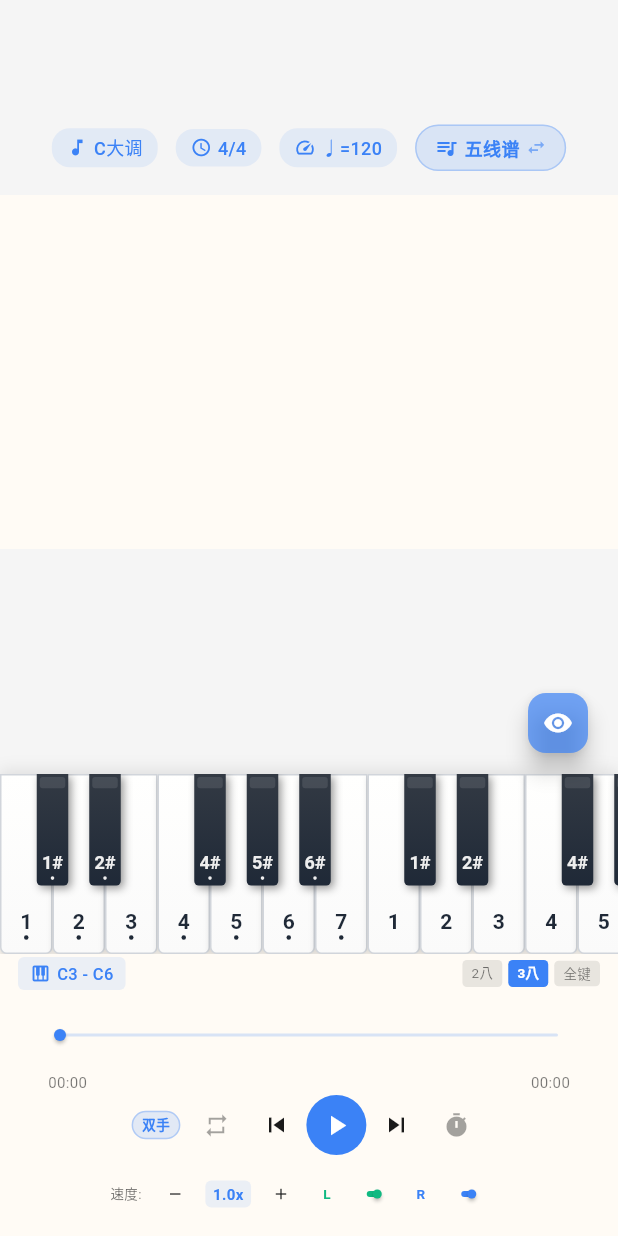
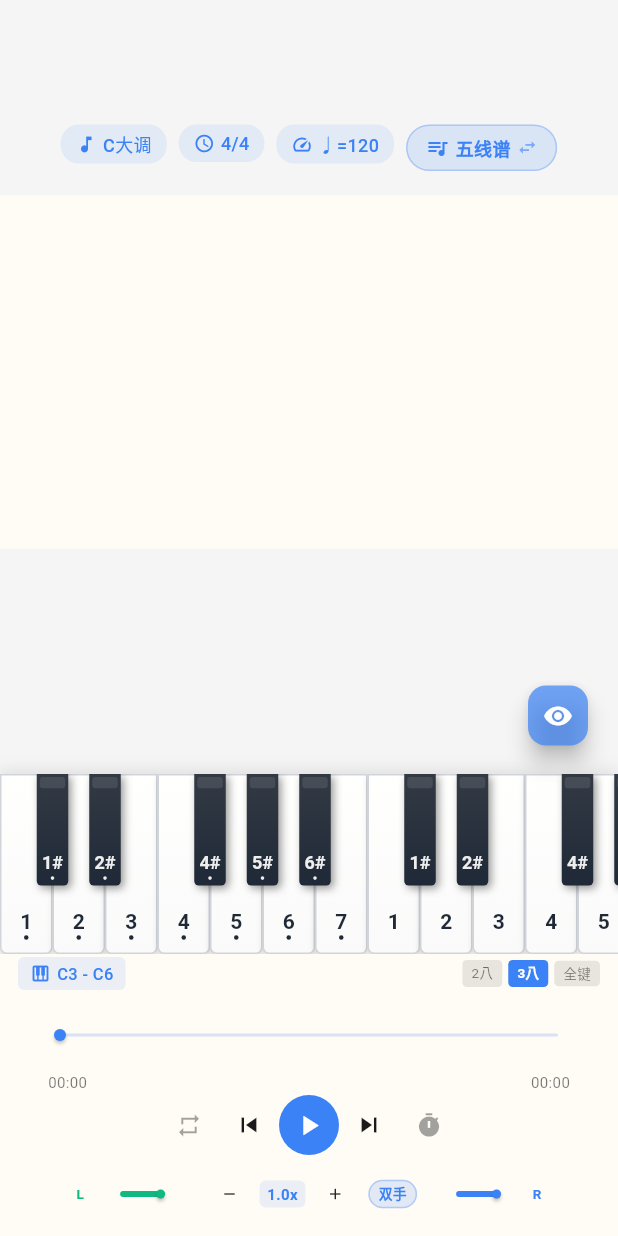
Before and after one commit to ayxworxfr/musiclab, a Flutter app: the SheetMusicView widget shown alone on an empty page, opened directly with empty values, on a phone screen of 412 x 824 dp. Run offline on Flutter 3.47's test engine with Material 3 defaults, Android fonts, the phone set to English and light mode, and no system bars; our stand-ins replace audioplayers, cached_network_image, dio, file_picker, flutter_dotenv, flutter_markdown and 9 more; missing offline and left inert: dart:html; accounts and stored records are empty.

Commit message:
feat: 播放栏优化

```diff
--- a/lib/features/tools/sheet_music/widgets/sheet_music_view.dart
+++ b/lib/features/tools/sheet_music/widgets/sheet_music_view.dart
@@ -175,13 +175,13 @@ class _SheetMusicViewState extends State<SheetMusicView> {
   /// 计算播放控制区高度
   double _getControlsHeight(bool isLandscape) {
     if (isLandscape) {
-      // 横屏：单行紧凑布局
-      // 进度条(~10) + 时间显示(~12) + 控制按钮(32) + padding(4) = ~58，给足余量
-      return 80.0;
+      // 横屏：两行布局（进度条 + 时间 + 播放按钮行 + 音量控制行）
+      // 进度条(~10) + 时间(~12) + 第一行按钮(30) + 第二行控制(28) + padding(6) = ~86
+      return 90.0;
     } else {
-      // 竖屏：两行布局
-      // 进度条(~10) + 时间(~12) + 控制按钮(~30) + 速度音量(~30) + spacing(4) + padding(8) = ~94，给足余量
-      return 140.0;
+      // 竖屏：两行布局（进度条 + 时间 + 播放按钮行 + 音量控制行）
+      // 进度条(~10) + 时间(~12) + 第一行按钮(~32) + 第二行控制(~32) + spacing(4) + padding(8) = ~98
+      return 145.0;
     }
   }
 
@@ -324,13 +324,27 @@ class _SheetMusicViewState extends State<SheetMusicView> {
         MediaQuery.of(context).orientation == Orientation.landscape;
 
     if (isLandscape) {
-      // 横屏简化版：只显示模式切换按钮
+      // 横屏优化版：紧凑显示重要信息
       return Container(
-        key: _headerKey, // 添加 key
-        padding: const EdgeInsets.symmetric(horizontal: 16, vertical: 8),
+        key: _headerKey,
+        padding: const EdgeInsets.symmetric(horizontal: 12, vertical: 6),
         child: Row(
-          mainAxisAlignment: MainAxisAlignment.end,
-          children: [_buildModeToggle()],
+          mainAxisAlignment: MainAxisAlignment.spaceBetween,
+          children: [
+            // 左侧：调号、拍号、速度
+            Row(
+              mainAxisSize: MainAxisSize.min,
+              children: [
+                _buildKeyChip(),
+                const SizedBox(width: 6),
+                _buildTimeSignatureChip(),
+                const SizedBox(width: 6),
+                _buildTempoChip(),
+              ],
+            ),
+            // 右侧：模式切换
+            _buildModeToggle(),
+          ],
         ),
       );
     }
@@ -363,15 +377,14 @@ class _SheetMusicViewState extends State<SheetMusicView> {
             ),
           Padding(
             padding: const EdgeInsets.only(top: 8),
-            child: Row(
-              mainAxisAlignment: MainAxisAlignment.center,
+            child: Wrap(
+              alignment: WrapAlignment.center,
+              spacing: 8,
+              runSpacing: 6,
               children: [
                 _buildKeyChip(),
-                const SizedBox(width: 12),
                 _buildTimeSignatureChip(),
-                const SizedBox(width: 12),
                 _buildTempoChip(),
-                const SizedBox(width: 12),
                 // 五线谱/简谱切换按钮
                 _buildModeToggle(),
               ],
@@ -1265,6 +1278,12 @@ class _SheetMusicViewState extends State<SheetMusicView> {
   void _scrollToHighlightedKey(int midi, double totalWidth) {
     if (!_pianoScrollController.hasClients) return;
 
+    // 检查 position 是否已经初始化完成
+    final position = _pianoScrollController.position;
+    if (!position.hasContentDimensions || !position.hasViewportDimension) {
+      return;
+    }
+
     // 计算这个 MIDI 键在钢琴上的相对位置
     var whiteKeysBefore = 0;
     var totalWhiteKeys = 0;
@@ -1279,10 +1298,10 @@ class _SheetMusicViewState extends State<SheetMusicView> {
 
     // 计算目标滚动位置（让高亮键显示在中间）
     final keyPosition = (whiteKeysBefore / totalWhiteKeys) * totalWidth;
-    final viewportWidth = _pianoScrollController.position.viewportDimension;
+    final viewportWidth = position.viewportDimension;
     final targetScroll = (keyPosition - viewportWidth / 2).clamp(
       0.0,
-      _pianoScrollController.position.maxScrollExtent,
+      position.maxScrollExtent,
     );
 
     // 平滑滚动
@@ -1471,7 +1490,7 @@ class _SheetMusicViewState extends State<SheetMusicView> {
     // 如果无法获取实际高度，返回估算值
     final isLandscape =
         MediaQuery.of(context).orientation == Orientation.landscape;
-    return isLandscape ? 50.0 : 120.0;
+    return isLandscape ? 40.0 : 120.0; // 横屏增加到40，适应新的内容
   }
 
   Widget _buildPlaybackControls() {
@@ -1496,7 +1515,7 @@ class _SheetMusicViewState extends State<SheetMusicView> {
           final totalDuration = controller.getTotalDuration();
 
           if (isLandscape) {
-            // 横屏：超紧凑单行布局
+            // 横屏：优化对称布局
             return Column(
               mainAxisSize: MainAxisSize.min,
               children: [
@@ -1551,20 +1570,13 @@ class _SheetMusicViewState extends State<SheetMusicView> {
                   ),
                 ),
 
-                // 单行控制（居中对齐）
+                // 第一行：播放控制按钮（居中）
                 SizedBox(
-                  height: 32,
+                  height: 30,
                   child: Row(
                     mainAxisAlignment: MainAxisAlignment.center,
                     crossAxisAlignment: CrossAxisAlignment.center,
                     children: [
-                      // 播放模式
-                      _buildCompactChip(
-                        controller.playMode.value.label,
-                        _getPlayModeColor(controller.playMode.value),
-                        () => controller.togglePlayMode(),
-                      ),
-                      const SizedBox(width: 4),
                       // 循环
                       _buildIconButton(
                         Icons.repeat,
@@ -1575,6 +1587,7 @@ class _SheetMusicViewState extends State<SheetMusicView> {
                         },
                         size: 18,
                       ),
+                      const SizedBox(width: 2),
                       // 上一曲
                       _buildIconButton(
                         Icons.skip_previous,
@@ -1587,6 +1600,7 @@ class _SheetMusicViewState extends State<SheetMusicView> {
                         ),
                         size: 18,
                       ),
+                      const SizedBox(width: 4),
                       // 播放按钮
                       Container(
                         width: 32,
@@ -1621,6 +1635,7 @@ class _SheetMusicViewState extends State<SheetMusicView> {
                           ),
                         ),
                       ),
+                      const SizedBox(width: 4),
                       // 下一曲
                       _buildIconButton(
                         Icons.skip_next,
@@ -1633,6 +1648,7 @@ class _SheetMusicViewState extends State<SheetMusicView> {
                         ),
                         size: 18,
                       ),
+                      const SizedBox(width: 2),
                       // 节拍器
                       _buildIconButton(
                         Icons.timer,
@@ -1643,8 +1659,52 @@ class _SheetMusicViewState extends State<SheetMusicView> {
                         },
                         size: 18,
                       ),
-                      const SizedBox(width: 8),
-                      // 速度控制（紧凑）
+                    ],
+                  ),
+                ),
+
+                // 第二行：对称布局（左音量 - 中间控制 - 右音量）
+                SizedBox(
+                  height: 28,
+                  child: Row(
+                    mainAxisAlignment: MainAxisAlignment.center,
+                    crossAxisAlignment: CrossAxisAlignment.center,
+                    children: [
+                      // 左手音量（L在左边）
+                      Text(
+                        'L',
+                        style: TextStyle(
+                          fontSize: 9,
+                          fontWeight: FontWeight.bold,
+                          color: widget.config.theme.leftHandColor,
+                        ),
+                      ),
+                      SizedBox(
+                        width: 85, // 增加宽度
+                        child: SliderTheme(
+                          data: SliderTheme.of(context).copyWith(
+                            activeTrackColor:
+                                widget.config.theme.leftHandColor,
+                            inactiveTrackColor: widget.config.theme
+                                .leftHandColor
+                                .withValues(alpha: 0.2),
+                            thumbColor: widget.config.theme.leftHandColor,
+                            trackHeight: 2,
+                            thumbShape: const RoundSliderThumbShape(
+                              enabledThumbRadius: 3,
+                            ),
+                          ),
+                          child: Slider(
+                            value: controller.leftHandVolume.value.toDouble(),
+                            min: 0,
+                            max: 100,
+                            onChanged: (v) =>
+                                controller.setLeftHandVolume(v.round()),
+                          ),
+                        ),
+                      ),
+                      const SizedBox(width: 4),
+                      // 中间：速度控制（移到前面）
                       IconButton(
                         onPressed: () => controller.prevSpeed(),
                         icon: const Icon(Icons.remove, size: 14),
@@ -1687,51 +1747,17 @@ class _SheetMusicViewState extends State<SheetMusicView> {
                           minHeight: 20,
                         ),
                       ),
+                      const SizedBox(width: 6),
+                      // 中间：播放模式（移到后面）
+                      _buildCompactChip(
+                        controller.playMode.value.label,
+                        _getPlayModeColor(controller.playMode.value),
+                        () => controller.togglePlayMode(),
+                      ),
                       const SizedBox(width: 4),
-                      // 左手音量
-                      Text(
-                        'L',
-                        style: TextStyle(
-                          fontSize: 9,
-                          fontWeight: FontWeight.bold,
-                          color: widget.config.theme.leftHandColor,
-                        ),
-                      ),
+                      // 右手音量（R在右边）
                       SizedBox(
-                        width: 40,
-                        child: SliderTheme(
-                          data: SliderTheme.of(context).copyWith(
-                            activeTrackColor:
-                                widget.config.theme.leftHandColor,
-                            inactiveTrackColor: widget.config.theme
-                                .leftHandColor
-                                .withValues(alpha: 0.2),
-                            thumbColor: widget.config.theme.leftHandColor,
-                            trackHeight: 2,
-                            thumbShape: const RoundSliderThumbShape(
-                              enabledThumbRadius: 3,
-                            ),
-                          ),
-                          child: Slider(
-                            value: controller.leftHandVolume.value.toDouble(),
-                            min: 0,
-                            max: 100,
-                            onChanged: (v) =>
-                                controller.setLeftHandVolume(v.round()),
-                          ),
-                        ),
-                      ),
-                      // 右手音量
-                      Text(
-                        'R',
-                        style: TextStyle(
-                          fontSize: 9,
-                          fontWeight: FontWeight.bold,
-                          color: widget.config.theme.rightHandColor,
-                        ),
-                      ),
-                      SizedBox(
-                        width: 40,
+                        width: 85, // 增加宽度
                         child: SliderTheme(
                           data: SliderTheme.of(context).copyWith(
                             activeTrackColor:
@@ -1755,6 +1781,14 @@ class _SheetMusicViewState extends State<SheetMusicView> {
                           ),
                         ),
                       ),
+                      Text(
+                        'R',
+                        style: TextStyle(
+                          fontSize: 9,
+                          fontWeight: FontWeight.bold,
+                          color: widget.config.theme.rightHandColor,
+                        ),
+                      ),
                     ],
                   ),
                 ),
@@ -1762,11 +1796,11 @@ class _SheetMusicViewState extends State<SheetMusicView> {
             );
           }
 
-          // 竖屏：紧凑两行布局
+          // 竖屏：优化对称布局
           return Column(
             mainAxisSize: MainAxisSize.min,
             children: [
-              // 进度条（减少高度）
+              // 进度条
               SliderTheme(
                 data: SliderTheme.of(context).copyWith(
                   activeTrackColor: widget.config.theme.rightHandColor,
@@ -1791,7 +1825,7 @@ class _SheetMusicViewState extends State<SheetMusicView> {
                 ),
               ),
 
-              // 时间显示（减少间距）
+              // 时间显示（左右分开）
               Padding(
                 padding: const EdgeInsets.symmetric(horizontal: 16),
                 child: Row(
@@ -1819,41 +1853,11 @@ class _SheetMusicViewState extends State<SheetMusicView> {
 
               const SizedBox(height: 2),
 
-              // 控制按钮
+              // 第一行：播放控制按钮
               Row(
                 mainAxisAlignment: MainAxisAlignment.center,
                 crossAxisAlignment: CrossAxisAlignment.center,
                 children: [
-                  // 播放模式切换
-                  GestureDetector(
-                    onTap: () => controller.togglePlayMode(),
-                    child: Container(
-                      padding: const EdgeInsets.symmetric(
-                        horizontal: 6,
-                        vertical: 2,
-                      ),
-                      decoration: BoxDecoration(
-                        color: _getPlayModeColor(
-                          controller.playMode.value,
-                        ).withValues(alpha: 0.15),
-                        borderRadius: BorderRadius.circular(10),
-                        border: Border.all(
-                          color: _getPlayModeColor(
-                            controller.playMode.value,
-                          ).withValues(alpha: 0.3),
-                        ),
-                      ),
-                      child: Text(
-                        controller.playMode.value.label,
-                        style: TextStyle(
-                          fontSize: 9,
-                          color: _getPlayModeColor(controller.playMode.value),
-                          fontWeight: FontWeight.w600,
-                        ),
-                      ),
-                    ),
-                  ),
-                  const SizedBox(width: 4),
                   IconButton(
                     onPressed: () {
                       controller.loopEnabled.toggle();
@@ -1950,63 +1954,12 @@ class _SheetMusicViewState extends State<SheetMusicView> {
 
               const SizedBox(height: 2),
 
-              // 速度和音量控制（更紧凑）
+              // 第二行：对称布局（左音量 - 中间控制 - 右音量）
               Row(
                 mainAxisAlignment: MainAxisAlignment.center,
                 crossAxisAlignment: CrossAxisAlignment.center,
                 children: [
-                  // 速度控制
-                  Text(
-                    '速度: ',
-                    style: TextStyle(
-                      fontSize: 9,
-                      color: widget.config.theme.textColor.withValues(alpha: 0.7),
-                    ),
-                  ),
-                  IconButton(
-                    onPressed: () => controller.prevSpeed(),
-                    icon: const Icon(Icons.remove, size: 12),
-                    visualDensity: VisualDensity.compact,
-                    padding: EdgeInsets.zero,
-                    constraints: const BoxConstraints(
-                      minWidth: 20,
-                      minHeight: 20,
-                    ),
-                  ),
-                  GestureDetector(
-                    onTap: () => _showSpeedPicker(controller),
-                    child: Container(
-                      padding: const EdgeInsets.symmetric(
-                        horizontal: 5,
-                        vertical: 2,
-                      ),
-                      decoration: BoxDecoration(
-                        color: widget.config.theme.rightHandColor
-                            .withValues(alpha: 0.1),
-                        borderRadius: BorderRadius.circular(4),
-                      ),
-                      child: Text(
-                        '${speedMultiplier}x',
-                        style: TextStyle(
-                          fontSize: 10,
-                          fontWeight: FontWeight.bold,
-                          color: widget.config.theme.rightHandColor,
-                        ),
-                      ),
-                    ),
-                  ),
-                  IconButton(
-                    onPressed: () => controller.nextSpeed(),
-                    icon: const Icon(Icons.add, size: 12),
-                    visualDensity: VisualDensity.compact,
-                    padding: EdgeInsets.zero,
-                    constraints: const BoxConstraints(
-                      minWidth: 20,
-                      minHeight: 20,
-                    ),
-                  ),
-                  const SizedBox(width: 8),
-                  // 左手音量
+                  // 左手音量（L在左边）
                   Text(
                     'L',
                     style: TextStyle(
@@ -2016,7 +1969,7 @@ class _SheetMusicViewState extends State<SheetMusicView> {
                     ),
                   ),
                   SizedBox(
-                    width: 55,
+                    width: 75, // 增加宽度
                     child: SliderTheme(
                       data: SliderTheme.of(context).copyWith(
                         activeTrackColor: widget.config.theme.leftHandColor,
@@ -2038,17 +1991,83 @@ class _SheetMusicViewState extends State<SheetMusicView> {
                     ),
                   ),
                   const SizedBox(width: 2),
-                  // 右手音量
-                  Text(
-                    'R',
-                    style: TextStyle(
-                      fontSize: 9,
-                      fontWeight: FontWeight.bold,
-                      color: widget.config.theme.rightHandColor,
-                    ),
-                  ),
+                  // 中间：速度控制（移到前面）
+                  IconButton(
+                    onPressed: () => controller.prevSpeed(),
+                    icon: const Icon(Icons.remove, size: 12),
+                    visualDensity: VisualDensity.compact,
+                    padding: EdgeInsets.zero,
+                    constraints: const BoxConstraints(
+                      minWidth: 20,
+                      minHeight: 20,
+                    ),
+                  ),
+                  GestureDetector(
+                    onTap: () => _showSpeedPicker(controller),
+                    child: Container(
+                      padding: const EdgeInsets.symmetric(
+                        horizontal: 5,
+                        vertical: 2,
+                      ),
+                      decoration: BoxDecoration(
+                        color: widget.config.theme.rightHandColor
+                            .withValues(alpha: 0.1),
+                        borderRadius: BorderRadius.circular(4),
+                      ),
+                      child: Text(
+                        '${speedMultiplier}x',
+                        style: TextStyle(
+                          fontSize: 10,
+                          fontWeight: FontWeight.bold,
+                          color: widget.config.theme.rightHandColor,
+                        ),
+                      ),
+                    ),
+                  ),
+                  IconButton(
+                    onPressed: () => controller.nextSpeed(),
+                    icon: const Icon(Icons.add, size: 12),
+                    visualDensity: VisualDensity.compact,
+                    padding: EdgeInsets.zero,
+                    constraints: const BoxConstraints(
+                      minWidth: 20,
+                      minHeight: 20,
+                    ),
+                  ),
+                  const SizedBox(width: 2),
+                  // 中间：播放模式（移到后面）
+                  GestureDetector(
+                    onTap: () => controller.togglePlayMode(),
+                    child: Container(
+                      padding: const EdgeInsets.symmetric(
+                        horizontal: 6,
+                        vertical: 2,
+                      ),
+                      decoration: BoxDecoration(
+                        color: _getPlayModeColor(
+                          controller.playMode.value,
+                        ).withValues(alpha: 0.15),
+                        borderRadius: BorderRadius.circular(10),
+                        border: Border.all(
+                          color: _getPlayModeColor(
+                            controller.playMode.value,
+                          ).withValues(alpha: 0.3),
+                        ),
+                      ),
+                      child: Text(
+                        controller.playMode.value.label,
+                        style: TextStyle(
+                          fontSize: 9,
+                          color: _getPlayModeColor(controller.playMode.value),
+                          fontWeight: FontWeight.w600,
+                        ),
+                      ),
+                    ),
+                  ),
+                  const SizedBox(width: 2),
+                  // 右手音量（R在右边）
                   SizedBox(
-                    width: 55,
+                    width: 75, // 增加宽度
                     child: SliderTheme(
                       data: SliderTheme.of(context).copyWith(
                         activeTrackColor: widget.config.theme.rightHandColor,
@@ -2067,6 +2086,14 @@ class _SheetMusicViewState extends State<SheetMusicView> {
                         onChanged: (v) =>
                             controller.setRightHandVolume(v.round()),
                       ),
+                    ),
+                  ),
+                  Text(
+                    'R',
+                    style: TextStyle(
+                      fontSize: 9,
+                      fontWeight: FontWeight.bold,
+                      color: widget.config.theme.rightHandColor,
                     ),
                   ),
                 ],
```
